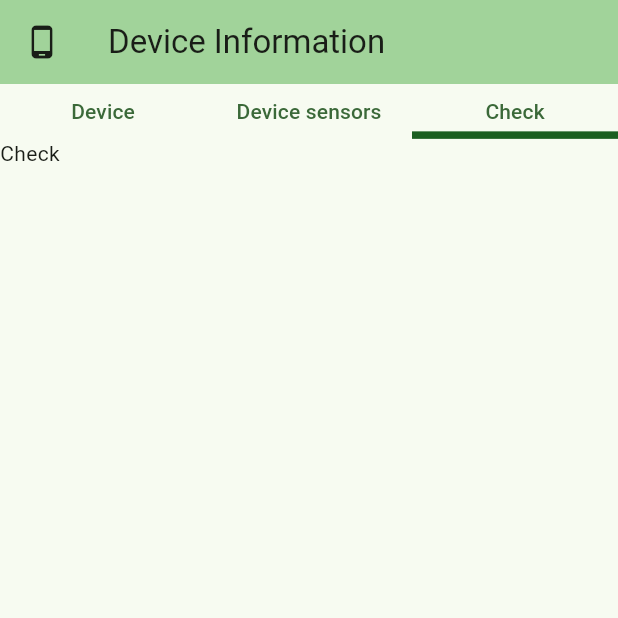
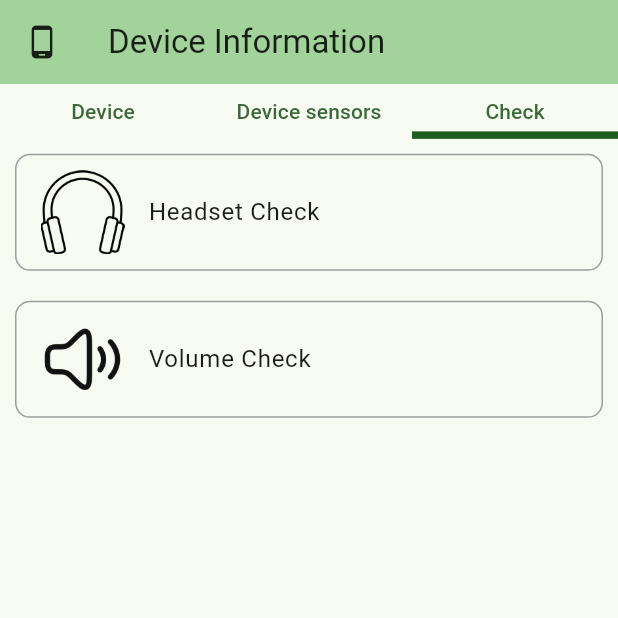
Before and after one commit to fong231/Device-Information, a Flutter app: the screen it shows after launch, swiped to page 3, on a phone screen of 412 x 824 dp, the top half of it. Run offline on Flutter 3.47's test engine with Material 3 defaults, Android fonts, the phone set to English and light mode, and no system bars; our stand-ins replace fl_chart; missing offline and left inert: gyroscope_sensor_plugin, headset_plugin, light_sensor_plugin, orientation_sensor_plugin, volume_detect.

Commit message:
Add Check List, _basewidget, headset_plugin, volume_plugin

```diff
--- /dev/null
+++ b/lib/_base/_basePluginWidget.dart
@@ -0,0 +1,25 @@
+import 'package:flutter/material.dart';
+
+class BaseWidget extends StatelessWidget {
+  const BaseWidget({
+    super.key,
+    required this.name,
+    required this.image,
+  });
+
+  final String name;
+  final Image image;
+
+  @override
+  Widget build(BuildContext context) {
+    return Container(
+      margin: EdgeInsets.all(10),
+      padding: EdgeInsets.symmetric(vertical: 10),
+      decoration: BoxDecoration(
+        border: Border.all(color: Colors.grey),
+        borderRadius: BorderRadius.circular(10),
+      ),
+      child: ListTile(leading: image, title: Text(name)),
+    );
+  }
+}
--- /dev/null
+++ b/lib/check_List.dart
@@ -0,0 +1,43 @@
+import 'package:flutter/material.dart';
+
+import '_base/_basePluginWidget.dart';
+import 'plugin_checks/check_headset.dart';
+import 'plugin_checks/check_volume.dart';
+
+class CheckListScreen extends StatelessWidget {
+  const CheckListScreen({super.key});
+
+  @override
+  Widget build(BuildContext context) {
+    return Column(
+      children: [
+        GestureDetector(
+          onTap: () {
+            Navigator.push(
+              context,
+              MaterialPageRoute(builder: (context) => const HeadsetCheckScreen()),
+            );
+          },
+          child: BaseWidget(
+            name: "Headset Check",
+            image: Image.asset("assets/images/headphones.png"),
+          ),
+        ),
+        GestureDetector(
+          onTap: () {
+            Navigator.push(
+              context,
+              MaterialPageRoute(
+                builder: (context) => const VolumeCheckScreen(),
+              ),
+            );
+          },
+          child: BaseWidget(
+            name: "Volume Check",
+            image: Image.asset("assets/images/volume.png"),
+          ),
+        ),
+      ],
+    );
+  }
+}
--- a/lib/main.dart
+++ b/lib/main.dart
@@ -1,4 +1,5 @@
 import 'package:flutter/material.dart';
+import 'package:mid_term_project/check_List.dart';
 
 import 'device_sensor.dart';
 
@@ -77,7 +78,7 @@ class _MyHomePageState extends State<MyHomePage> {
                 // Import the plugin and decorate it in here
                 Text("Device Information"),
                 SensorsScreen(),
-                Text("Check"),
+                CheckListScreen(),
               ],
             ),
           ),
--- /dev/null
+++ b/lib/plugin_checks/check_volume.dart
@@ -0,0 +1,72 @@
+import 'dart:async';
+import 'package:flutter/material.dart';
+import 'package:volume_detect/volume_detect.dart';
+
+class VolumeCheckScreen extends StatefulWidget {
+  const VolumeCheckScreen({super.key});
+
+  @override
+  State<VolumeCheckScreen> createState() => _VolumeCheckScreenState();
+}
+
+class _VolumeCheckScreenState extends State<VolumeCheckScreen> {
+  int _currentVolume = 0;
+  int _lastVolume = 0;
+  StreamSubscription<int>? _volumeSubscription;
+
+  @override
+  void initState() {
+    super.initState();
+    _subscribeToVolume();
+  }
+
+  void _subscribeToVolume() {
+    _volumeSubscription = VolumeDetect.volumeButtonStream.listen((volume) {
+      setState(() {
+        _lastVolume = _currentVolume;
+        _currentVolume = volume;
+      });
+    });
+  }
+
+  @override
+  void dispose() {
+    _volumeSubscription?.cancel();
+    super.dispose();
+  }
+
+  @override
+  Widget build(BuildContext context) {
+    bool isUpVolumePress = _currentVolume > _lastVolume;
+    bool isDownVolumePress = _currentVolume < _lastVolume;
+
+    return MaterialApp(
+      home: Scaffold(
+        appBar: AppBar(
+          backgroundColor: Theme.of(context).colorScheme.inversePrimary,
+          leading: IconButton(
+            icon: const Icon(Icons.arrow_back),
+            onPressed: () => Navigator.pop(context),
+          ),
+          title: const Text('Volume Check'),
+        ),
+        body: Center(
+          child: Column(
+            mainAxisAlignment: MainAxisAlignment.center,
+            children: [
+              const Icon(Icons.volume_up, size: 50),
+              const SizedBox(height: 16),
+              Text('Up volume Button: $isUpVolumePress'),
+              Text('Down volume Button: $isDownVolumePress'),
+              const SizedBox(height: 16),
+              const Text(
+                'Press the physical volume buttons!',
+                style: TextStyle(fontSize: 16),
+              ),
+            ],
+          ),
+        ),
+      ),
+    );
+  }
+}
```
Also changed, not shown: lib/plugin_checks/check_headset.dart (added, +84 -0 lines), pubspec.yaml (+6 -2 lines), assets/images/headphone-available.png (added), assets/images/headphones.png (added), assets/images/no-headphones.png (added), assets/images/volume.png (added), pubspec.lock.
